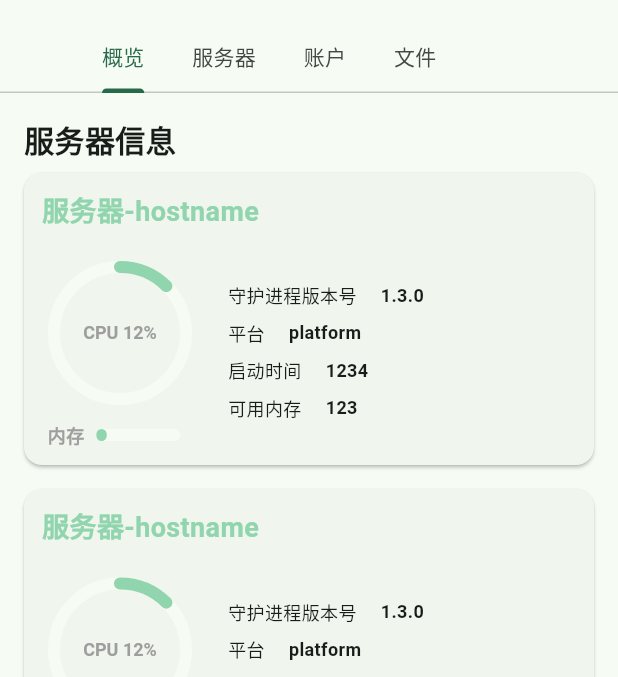
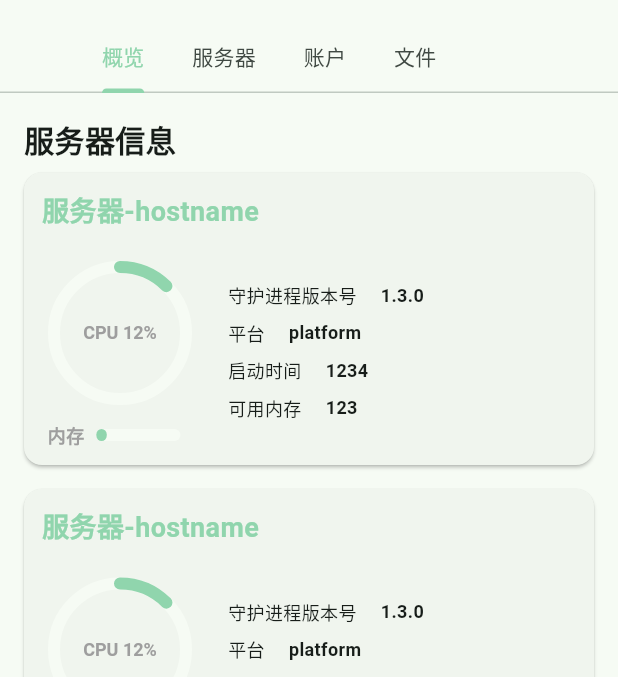
Before and after one commit to xeonds/mcsm-panel, a Flutter app: the screen it shows after launch, on a phone screen of 412 x 824 dp, the part 63-740 px from its top. Run offline on Flutter 3.47's test engine with Material 3 defaults, Android fonts, the light colour scheme and no system bars; our stand-ins replace shared_preferences; network calls fail.

Commit message:
feat: fix dark mode nav color

```diff
--- a/lib/main.dart
+++ b/lib/main.dart
@@ -17,7 +17,6 @@ class MyApp extends StatelessWidget {
         useMaterial3: true,
       ),
       darkTheme: ThemeData(
-        // colorScheme: ColorScheme.fromSeed(seedColor: Colors.greenAccent),
         brightness: Brightness.dark,
       ),
       home: const MyHomePage(),
--- a/lib/view/home/home.dart
+++ b/lib/view/home/home.dart
@@ -135,7 +135,8 @@ class _HomePageState extends State<HomePage> {
                 bottom: TabBar(
                   tabs: myTabs,
                   isScrollable: true,
-                  indicatorColor: Theme.of(context).colorScheme.primary,
+                  indicatorColor: Theme.of(context).colorScheme.inversePrimary,
+                  labelColor: Theme.of(context).colorScheme.inversePrimary,
                 )),
             body: TabBarView(children: [
               ListView(
```
